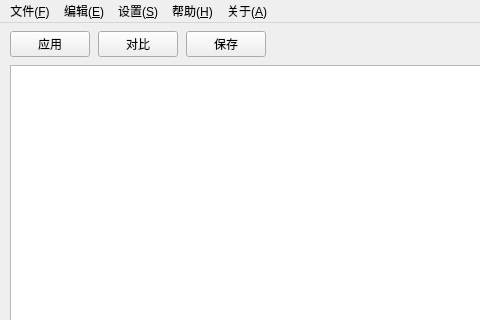
Above: widget.ui from sdasffe/opencv before the change; both pictures show x 0 to 480 and y 0 to 320 of the 1200 by 720 pixel window. Below: the same form after it.
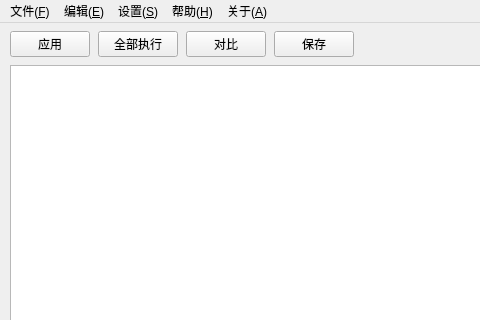
That is the form after the change. Custom widgets are drawn as their Qt base class.

```diff
--- a/widget.ui
+++ b/widget.ui
@@ -145,6 +145,19 @@
             </property>
            </widget>
           </item>
+          <item>
+           <widget class="QPushButton" name="btnRunAll">
+            <property name="cursor">
+             <cursorShape>PointingHandCursor</cursorShape>
+            </property>
+            <property name="toolTip">
+             <string>用当前图的处理链与 ROI，按文件名顺序播放当前文件夹全部图片</string>
+            </property>
+            <property name="text">
+             <string>全部执行</string>
+            </property>
+           </widget>
+          </item>
           <item>
            <widget class="QPushButton" name="btnCompare">
             <property name="cursor">
```
